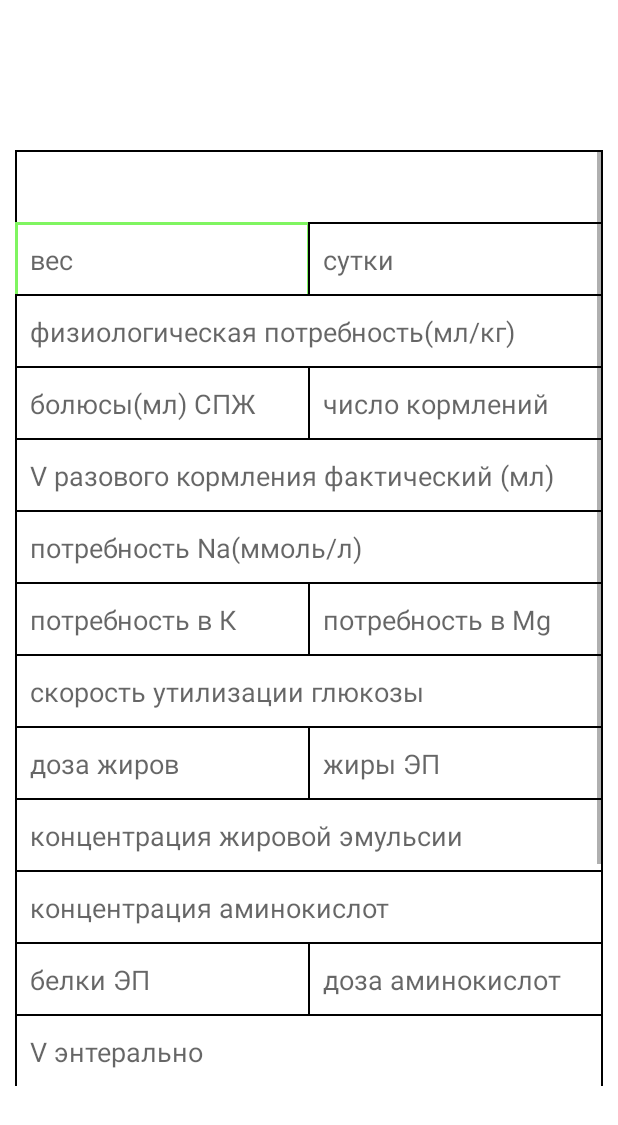
After one commit to Ggamid/CalloCulateFinal, an Android app: the CalcActivity screen opened directly, with no data from a screen before it, on a phone screen of 412 x 824 dp. The commit adds this screen. Shown: the top 1125 px of the screen. Run offline under Robolectric (Android 15) with nearby library versions, the phone set to English and light mode, and no system bars; Roboto replaces fonts that are not available here.

Commit message:
добавлено экран вычислений, функцию свою не выполняет добавлен xml файл для полей ввода в calc activity в активити для чтения добавлен переход в calc activity так же класс для микстур и класс с методами для вычисления

```diff
--- a/app/src/main/AndroidManifest.xml
+++ b/app/src/main/AndroidManifest.xml
@@ -9,6 +9,9 @@
         android:roundIcon="@mipmap/ic_launchera2_round"
         android:supportsRtl="true"
         android:theme="@style/Theme.MyApplication">
+        <activity
+            android:name=".CalcActivity"
+            android:exported="false" />
         <activity
             android:name=".InfoReadActivity"
             android:exported="false" />
--- /dev/null
+++ b/app/src/main/java/com/example/myapplication/CalcActivity.java
@@ -0,0 +1,17 @@
+package com.example.myapplication;
+
+import androidx.appcompat.app.AppCompatActivity;
+import android.os.Bundle;
+
+public class CalcActivity extends AppCompatActivity {
+
+    @Override
+    protected void onCreate(Bundle savedInstanceState) {
+        super.onCreate(savedInstanceState);
+        setContentView(R.layout.activity_calc);
+    }
+
+
+
+
+}
--- a/app/src/main/java/com/example/myapplication/InfoReadActivity.java
+++ b/app/src/main/java/com/example/myapplication/InfoReadActivity.java
@@ -7,6 +7,7 @@ import android.content.DialogInterface;
 import android.content.Intent;
 import android.os.Bundle;
 import android.view.View;
+import android.widget.Button;
 import android.widget.EditText;
 import android.widget.ImageView;
 import android.widget.TextView;
@@ -31,8 +32,9 @@ public class InfoReadActivity extends AppCompatActivity {
         EditText weight, birthday, age;
         AlertDialog.Builder builder;
         ImageView button;
+        Button calc;
 
-
+        calc = findViewById(R.id.button4);
         Name = findViewById(R.id.FirstNameInfoActivity);
         LastName = findViewById(R.id.LastNameInfoActivity);
         FatherName = findViewById(R.id.FatherNameInfloActivity);
@@ -63,6 +65,13 @@ public class InfoReadActivity extends AppCompatActivity {
         age.setEnabled(false);
         birthday.setEnabled(false);
 
+        calc.setOnClickListener(new View.OnClickListener() {
+            @Override
+            public void onClick(View view) {
+                Intent intent = new Intent(InfoReadActivity.this,CalcActivity.class);
+                startActivity(intent);
+            }
+        });
         builder = new AlertDialog.Builder(this);
 
         button.setOnClickListener(new View.OnClickListener() {
--- /dev/null
+++ b/app/src/main/java/com/example/myapplication/Mixtures.java
@@ -0,0 +1,28 @@
+package com.example.myapplication;
+
+public class Mixtures {
+    double protein, fats, carbohydrates, calories;
+
+    public Mixtures(double protein, double fats, double carbohydrates, double calories) {
+        this.protein = protein;
+        this.fats = fats;
+        this.carbohydrates = carbohydrates;
+        this.calories = calories;
+    }
+
+    public double getProtein() {
+        return protein;
+    }
+
+    public double getFats() {
+        return fats;
+    }
+
+    public double getCarbohydrates() {
+        return carbohydrates;
+    }
+
+    public double getCalories() {
+        return calories;
+    }
+}
--- /dev/null
+++ b/app/src/main/java/com/example/myapplication/Сalculations.java
@@ -0,0 +1,80 @@
+package com.example.myapplication;
+
+public class Сalculations {
+
+    public static double calcLiquid(double indeed, double weight, double boluses){
+        return indeed * weight - boluses;
+    }
+
+    public static double calcEnteral(double vSingleFeeding, double countFeeding){
+        return vSingleFeeding * countFeeding;
+    }
+
+    public double[] calcPFCC(Mixtures mixture, byte enteral){
+        double proteinEnteral = enteral * mixture.getCarbohydrates() / 100;
+        double fateEnteral = enteral * mixture.getFats() / 100;
+        double carbohydratesEnteral = enteral * mixture.getCarbohydrates() / 100;
+        double caloriesEnteral = enteral * mixture.getCalories() / 100;
+
+        double[] data = new double[] {proteinEnteral, fateEnteral, carbohydratesEnteral, caloriesEnteral};
+
+        return data;
+    }
+
+    public static double sodium(double weight, double indeedNa){
+        return weight * indeedNa * 0.66;
+    }
+
+    public static double potassium(double weight, double indeedK){
+        return weight * indeedK * 1.85;
+    }
+
+    public static double calcium(double weight, double indeedC){
+        return weight * indeedC * 4.4;
+    }
+    public static double magnesium(double weight, double indeedMg){
+        return weight * indeedMg;
+    }
+
+    public static double glukoza(double speedOfUtil, double weight){
+        return speedOfUtil * weight * 1.44;
+    }
+
+    public static double fateEmuls(double weight, double doseOfFate, double fateEP, double concentrationOfFateEmulsion){
+        return (weight * doseOfFate - fateEP * 100) / concentrationOfFateEmulsion;
+    }
+    public static double calcAmionkislot(double weight, double doseOfAminokislot, double proteinEP, double concentrationOfAmino){
+        return (weight*doseOfAminokislot-proteinEP*100)/concentrationOfAmino;
+    }
+    public static double volumePerGlucose(double generalLiquid, double vEnteral, double vElectolits, double vFlateEmuls, double vAmionkislot){
+        return generalLiquid - vEnteral - vElectolits - vFlateEmuls - vAmionkislot;
+    }
+    public static double vnutrVeniGlukoza(double doseOfGlukoza, double carbohydratesEnteral){
+        return  doseOfGlukoza - carbohydratesEnteral;
+    }
+    public static double[] definitionOfVGlukoza(double doseOfGlukoza, double c1, double v, double c2){
+        double v2 = (doseOfGlukoza * 100 - c1 * v) / c2 - c1;
+        double v1 = v - v2;
+        double[] data = new double[] {v2, v1};
+        return data;
+    }
+    public static double[] infusionSpeed(double generalVInfusion, double doseOfGlukoza, double VInfusion){
+        double mlPerHour = generalVInfusion/24;
+        double concentrationOfGlukozaInInfusionMixture = doseOfGlukoza * 100/VInfusion;
+        double[] data = new double[] {mlPerHour, concentrationOfGlukozaInInfusionMixture};
+        return data;
+    }
+    public static double calcOfCalories(double enteralCal, double uglevodi, double protein, double flat, double weight){
+        double enteral = enteralCal * uglevodi * 3.4;
+        double protein1 = protein*4;
+        double flat1 = flat*9;
+        double generalCal = (enteral + protein1 + flat1) / weight;
+        return generalCal;
+    }
+
+
+
+
+//калий натрий кальций магний
+//potassium sodium calcium magnesium
+}
--- /dev/null
+++ b/app/src/main/res/drawable/for_calc_activity.xml
@@ -0,0 +1,16 @@
+<?xml version="1.0" encoding="utf-8"?>
+<selector xmlns:android="http://schemas.android.com/apk/res/android">
+    <item android:state_enabled="true" android:state_focused="true">
+        <shape android:shape="rectangle">
+            <solid android:color="@color/white"/>
+            <stroke android:color="@color/purple_add" android:width="2dp"/>
+        </shape>
+    </item>
+
+    <item android:state_enabled="true">
+        <shape android:shape="rectangle">
+            <solid android:color="@color/white"/>
+            <stroke android:color="@color/black" android:width="1dp"/>
+        </shape>
+    </item>
+</selector>
--- /dev/null
+++ b/app/src/main/res/layout/activity_calc.xml
@@ -0,0 +1,359 @@
+<?xml version="1.0" encoding="utf-8"?>
+<androidx.constraintlayout.widget.ConstraintLayout xmlns:android="http://schemas.android.com/apk/res/android"
+    xmlns:app="http://schemas.android.com/apk/res-auto"
+    xmlns:tools="http://schemas.android.com/tools"
+    android:layout_width="match_parent"
+    android:layout_height="match_parent"
+    tools:context=".CalcActivity">
+
+    <ScrollView
+        android:layout_width="0dp"
+        android:layout_height="624dp"
+        android:layout_marginStart="10dp"
+        android:layout_marginEnd="10dp"
+        app:layout_constraintBottom_toBottomOf="parent"
+        app:layout_constraintEnd_toEndOf="parent"
+        app:layout_constraintStart_toStartOf="parent"
+        app:layout_constraintTop_toTopOf="parent">
+
+        <LinearLayout
+            android:layout_width="match_parent"
+            android:layout_height="wrap_content"
+            android:orientation="vertical">
+
+            <Spinner
+                android:id="@+id/spinner"
+                android:layout_width="match_parent"
+                android:layout_height="50dp"
+
+                android:background="@drawable/for_calc_activity"
+                android:entries="@array/SmesiNames" />
+
+            <LinearLayout
+                android:layout_width="match_parent"
+                android:layout_height="wrap_content"
+                android:layout_marginTop="-2dp"
+                android:orientation="horizontal">
+
+                <EditText
+                    android:id="@+id/weightcalc"
+                    android:layout_width="wrap_content"
+                    android:layout_height="50dp"
+                    android:layout_weight="1"
+                    android:background="@drawable/for_calc_activity"
+                    android:ems="10"
+                    android:hint="вес"
+                    android:inputType="date"
+
+                    android:paddingLeft="10dp" />
+
+                <EditText
+                    android:id="@+id/agecalc"
+                    android:layout_width="wrap_content"
+                    android:layout_height="50dp"
+                    android:layout_marginLeft="-1dp"
+                    android:layout_weight="1"
+                    android:background="@drawable/for_calc_activity"
+                    android:ems="10"
+                    android:hint="сутки"
+                    android:inputType="date"
+
+                    android:paddingLeft="10dp" />
+            </LinearLayout>
+
+            <EditText
+                android:id="@+id/indeed"
+                android:layout_width="match_parent"
+                android:layout_height="50dp"
+                android:layout_marginTop="-2dp"
+                android:background="@drawable/for_calc_activity"
+                android:ems="10"
+                android:hint="физиологическая потребность(мл/кг)"
+                android:inputType="date"
+                android:paddingLeft="10dp" />
+
+            <LinearLayout
+                android:layout_width="match_parent"
+                android:layout_height="wrap_content"
+                android:layout_marginTop="-2dp"
+                android:orientation="horizontal">
+
+                <EditText
+                    android:id="@+id/boluses"
+                    android:layout_width="wrap_content"
+                    android:layout_height="50dp"
+                    android:layout_weight="1"
+                    android:background="@drawable/for_calc_activity"
+                    android:ems="10"
+                    android:hint="болюсы(мл) СПЖ"
+                    android:inputType="date"
+
+                    android:paddingLeft="10dp" />
+
+                <EditText
+                    android:id="@+id/countFeeding"
+                    android:layout_width="wrap_content"
+                    android:layout_height="50dp"
+                    android:layout_marginLeft="-1dp"
+                    android:layout_weight="1"
+                    android:background="@drawable/for_calc_activity"
+                    android:ems="10"
+                    android:hint="число кормлений"
+                    android:inputType="date"
+
+                    android:paddingLeft="10dp" />
+            </LinearLayout>
+
+            <EditText
+                android:id="@+id/vSingleFeeding"
+                android:layout_width="match_parent"
+                android:layout_height="50dp"
+                android:layout_marginTop="-2dp"
+                android:background="@drawable/for_calc_activity"
+                android:ems="10"
+                android:hint="V разового кормления фактический (мл)"
+                android:inputType="date"
+                android:paddingLeft="10dp" />
+
+            <EditText
+                android:id="@+id/indeedNa"
+                android:layout_width="match_parent"
+                android:layout_height="50dp"
+                android:layout_marginTop="-2dp"
+                android:background="@drawable/for_calc_activity"
+                android:ems="10"
+                android:hint="потребность Na(ммоль/л)"
+                android:inputType="date"
+
+                android:paddingLeft="10dp" />
+
+            <LinearLayout
+                android:layout_width="match_parent"
+                android:layout_height="wrap_content"
+                android:layout_marginTop="-2dp"
+                android:orientation="horizontal">
+
+                <EditText
+                    android:id="@+id/indeedK"
+                    android:layout_width="wrap_content"
+                    android:layout_height="50dp"
+                    android:layout_weight="1"
+                    android:background="@drawable/for_calc_activity"
+                    android:ems="10"
+                    android:hint="потребность в К"
+                    android:inputType="date"
+                    android:paddingLeft="10dp" />
+
+                <EditText
+                    android:id="@+id/indeedMg"
+                    android:layout_width="wrap_content"
+                    android:layout_height="50dp"
+                    android:layout_marginLeft="-1dp"
+                    android:layout_weight="1"
+                    android:background="@drawable/for_calc_activity"
+                    android:ems="10"
+                    android:hint="потребность в Mg"
+                    android:inputType="date"
+
+                    android:paddingLeft="10dp" />
+            </LinearLayout>
+            \
+
+            <EditText
+                android:id="@+id/speedOfUtil"
+                android:layout_width="match_parent"
+                android:layout_height="50dp"
+                android:layout_marginTop="-2dp"
+                android:background="@drawable/for_calc_activity"
+                android:ems="10"
+                android:hint="скорость утилизации глюкозы"
+                android:inputType="date"
+                android:paddingLeft="10dp" />
+
+            <LinearLayout
+                android:layout_width="match_parent"
+                android:layout_height="wrap_content"
+                android:layout_marginTop="-2dp"
+                android:orientation="horizontal">
+
+                <EditText
+                    android:id="@+id/doseOfFlate"
+                    android:layout_width="wrap_content"
+                    android:layout_height="50dp"
+                    android:layout_weight="1"
+                    android:background="@drawable/for_calc_activity"
+                    android:ems="10"
+                    android:hint="доза жиров"
+                    android:inputType="date"
+                    android:paddingLeft="10dp" />
+
+                <EditText
+                    android:id="@+id/fateEP"
+                    android:layout_width="wrap_content"
+                    android:layout_height="50dp"
+                    android:layout_marginLeft="-1dp"
+                    android:layout_weight="1"
+                    android:background="@drawable/for_calc_activity"
+                    android:ems="10"
+                    android:hint="жиры ЭП"
+                    android:inputType="date"
+                    android:paddingLeft="10dp" />
+            </LinearLayout>
+
+            <EditText
+                android:id="@+id/concentrationOfEmulsion"
+                android:layout_width="match_parent"
+                android:layout_height="50dp"
+                android:layout_marginTop="-2dp"
+                android:background="@drawable/for_calc_activity"
+                android:ems="10"
+                android:hint="концентрация жировой эмульсии"
+                android:inputType="date"
+                android:paddingLeft="10dp" />
+
+            <EditText
+                android:id="@+id/concentrationOfAmino"
+                android:layout_width="match_parent"
+                android:layout_height="50dp"
+                android:layout_marginTop="-2dp"
+                android:background="@drawable/for_calc_activity"
+                android:ems="10"
+                android:hint="концентрация аминокислот"
+                android:inputType="date"
+                android:paddingLeft="10dp" />
+
+            <LinearLayout
+                android:layout_width="match_parent"
+                android:layout_height="wrap_content"
+                android:layout_marginTop="-2dp"
+                android:orientation="horizontal">
+
+                <EditText
+                    android:id="@+id/editTextDasdfgsdfge4"
+                    android:layout_width="wrap_content"
+                    android:layout_height="50dp"
+                    android:layout_weight="1"
+                    android:background="@drawable/for_calc_activity"
+                    android:ems="10"
+                    android:hint="белки ЭП"
+                    android:inputType="date"
+                    android:paddingLeft="10dp" />
+
+                <EditText
+                    android:id="@+id/editTextDate3"
+                    android:layout_width="wrap_content"
+                    android:layout_height="50dp"
+                    android:layout_marginLeft="-1dp"
+                    android:layout_weight="1"
+                    android:background="@drawable/for_calc_activity"
+                    android:ems="10"
+                    android:hint="доза аминокислот"
+                    android:inputType="date"
+                    android:paddingLeft="10dp" />
+            </LinearLayout>
+
+            <EditText
+                android:id="@+id/editTextDate6"
+                android:layout_width="match_parent"
+                android:layout_height="50dp"
+                android:layout_marginTop="-2dp"
+                android:background="@drawable/for_calc_activity"
+                android:ems="10"
+                android:hint="V энтерально"
+                android:inputType="date"
+                android:paddingLeft="10dp" />
+
+            <LinearLayout
+                android:layout_width="match_parent"
+                android:layout_height="match_parent"
+                android:layout_marginTop="-2dp"
+                android:layout_weight="1"
+                android:orientation="horizontal"
+                tools:layout_editor_absoluteX="-110dp"
+                tools:layout_editor_absoluteY="652dp">
+
+                <EditText
+                    android:id="@+id/editTextDate346dg"
+                    android:layout_width="wrap_content"
+                    android:layout_height="50dp"
+                    android:layout_weight="1"
+                    android:background="@drawable/for_calc_activity"
+                    android:ems="10"
+                    android:hint="V электролитов"
+                    android:inputType="date"
+                    android:paddingLeft="10dp" />
+
+                <EditText
+                    android:id="@+id/editTextDate1324235"
+                    android:layout_width="wrap_content"
+                    android:layout_height="50dp"
+                    android:layout_marginLeft="-1dp"
+                    android:layout_marginTop="-1dp"
+                    android:layout_weight="1"
+                    android:background="@drawable/for_calc_activity"
+                    android:ems="10"
+                    android:hint="V аминокислот"
+                    android:inputType="date"
+                    android:paddingLeft="10dp" />
+            </LinearLayout>
+
+            <EditText
+                android:id="@+id/editTextDate7"
+                android:layout_width="match_parent"
+                android:layout_height="50dp"
+                android:layout_marginTop="-2dp"
+                android:background="@drawable/for_calc_activity"
+                android:ems="10"
+                android:hint="V жировой эмульсии"
+                android:inputType="date"
+                android:paddingLeft="10dp" />
+
+            <EditText
+                android:id="@+id/editTextDate8"
+                android:layout_width="match_parent"
+                android:layout_height="50dp"
+                android:layout_marginTop="-2dp"
+                android:background="@drawable/for_calc_activity"
+                android:ems="10"
+                android:hint="углеводов энтерально"
+                android:inputType="date"
+                android:paddingLeft="10dp" />
+
+            <LinearLayout
+                android:layout_width="match_parent"
+                android:layout_height="match_parent"
+                android:layout_marginTop="-2dp"
+                android:layout_weight="1"
+                android:orientation="horizontal"
+                tools:layout_editor_absoluteX="-110dp"
+                tools:layout_editor_absoluteY="652dp">
+
+                <EditText
+                    android:id="@+id/editTextDate4"
+                    android:layout_width="wrap_content"
+                    android:layout_height="50dp"
+                    android:layout_weight="1"
+                    android:background="@drawable/for_calc_activity"
+                    android:ems="10"
+                    android:hint="V электролитов"
+                    android:inputType="date"
+                    android:paddingLeft="10dp" />
+
+                <EditText
+                    android:id="@+id/editTextDate12312"
+                    android:layout_width="wrap_content"
+                    android:layout_height="50dp"
+                    android:layout_marginLeft="-1dp"
+                    android:layout_weight="1"
+                    android:background="@drawable/for_calc_activity"
+                    android:ems="10"
+                    android:hint="V аминокислот"
+                    android:inputType="date"
+                    android:paddingLeft="10dp" />
+            </LinearLayout>
+
+        </LinearLayout>
+    </ScrollView>
+
+
+</androidx.constraintlayout.widget.ConstraintLayout>
--- a/app/src/main/res/layout/activity_info_read.xml
+++ b/app/src/main/res/layout/activity_info_read.xml
@@ -12,7 +12,6 @@
         android:layout_height="51dp"
         android:layout_marginTop="88dp"
         android:layout_marginEnd="16dp"
-        android:onClick="changeInfo"
         app:layout_constraintEnd_toEndOf="parent"
         app:layout_constraintTop_toBottomOf="@+id/imageView12"
         app:srcCompat="@drawable/ic_baseline_delete_24" />
@@ -141,9 +140,10 @@
         android:layout_marginBottom="28dp"
         android:backgroundTint="@color/purple_button"
         android:fontFamily="@font/tttravels_bold"
-        android:text="подтвердить"
+        android:text="вычислить"
         android:textAllCaps="false"
         android:textSize="20dp"
+        android:onClick="calculate"
         app:layout_constraintBottom_toBottomOf="parent"
         app:layout_constraintEnd_toEndOf="parent"
         app:layout_constraintStart_toStartOf="parent" />
--- a/app/src/main/res/layout/item.xml
+++ b/app/src/main/res/layout/item.xml
@@ -33,8 +33,8 @@
         <TextView
             android:id="@+id/LastName"
 
-            android:layout_width="wrap_content"
-            android:layout_height="29dp"
+            android:layout_width="94dp"
+            android:layout_height="25dp"
             android:layout_marginStart="16dp"
             android:layout_marginTop="4dp"
             android:fontFamily="@font/tttravels_bold"
```
